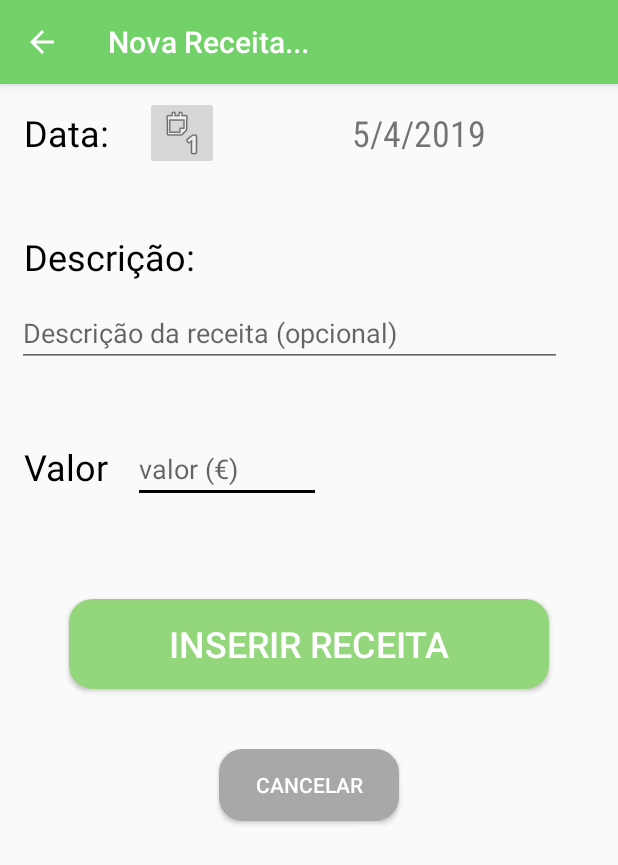
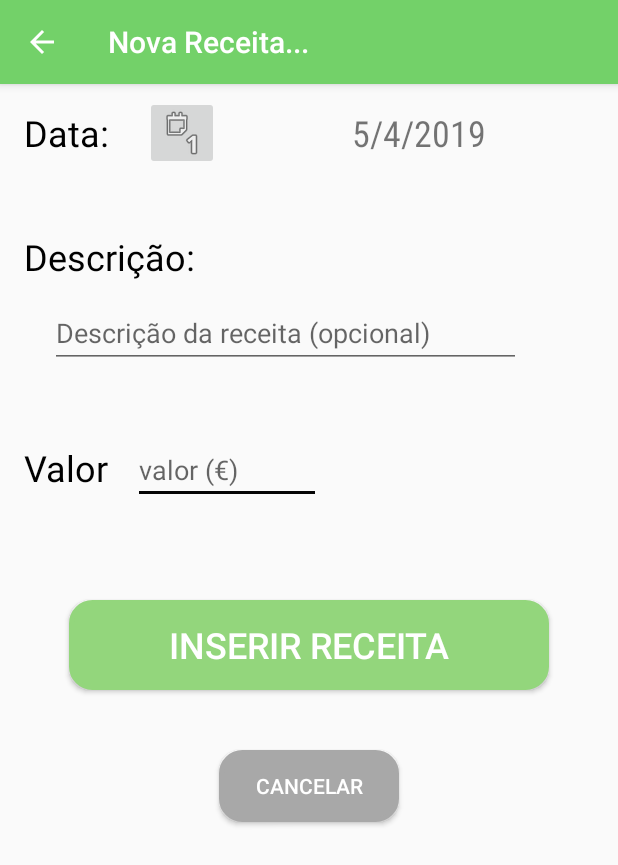
Before and after one commit to VagnerBomJesus/MyFinances, an Android app: the NovaReceita screen opened directly, with no data from a screen before it, on a phone screen of 412 x 824 dp. Shown: the top 865 px of the screen. Run offline under Robolectric (Android 15) with nearby library versions, the phone set to English and light mode, and no system bars.

Commit message:
Commit de coreção dos pequenos detales

```diff
--- a/app/src/main/res/layout/content_nova_despesa.xml
+++ b/app/src/main/res/layout/content_nova_despesa.xml
@@ -56,13 +56,14 @@
 
     <EditText
         android:id="@+id/editTextDesignacaoDespesa"
-        android:layout_width="0dp"
+        android:layout_width="303dp"
         android:layout_height="wrap_content"
         android:layout_marginStart="16dp"
         android:layout_marginLeft="16dp"
         android:layout_marginTop="8dp"
         android:layout_marginEnd="16dp"
         android:layout_marginRight="16dp"
+        android:autofillHints=""
         android:ems="10"
         android:hint="@string/descricao_despesa"
         android:inputType="textPersonName"
@@ -71,7 +72,7 @@
         app:layout_constraintHorizontal_bias="0.0"
         app:layout_constraintStart_toStartOf="parent"
         app:layout_constraintTop_toBottomOf="@+id/textView20"
-        android:autofillHints="" tools:targetApi="o"/>
+        tools:targetApi="o" />
 
     <TextView
         android:id="@+id/textView20"
--- a/app/src/main/res/layout/content_nova_receita.xml
+++ b/app/src/main/res/layout/content_nova_receita.xml
@@ -115,20 +115,19 @@
 
     <EditText
         android:id="@+id/editTextDesignacaoReceita"
-        android:layout_width="363dp"
-        android:layout_height="wrap_content"
+        android:layout_width="314dp"
+        android:layout_height="46dp"
         android:layout_marginStart="8dp"
         android:layout_marginLeft="8dp"
         android:layout_marginTop="12dp"
-        android:layout_marginEnd="8dp"
-        android:layout_marginRight="8dp"
+        android:layout_marginEnd="40dp"
+        android:layout_marginRight="40dp"
         android:autofillHints=""
         android:ems="10"
         android:hint="@string/descricao_receita"
         android:inputType="textPersonName"
         android:maxLength="50"
         app:layout_constraintEnd_toEndOf="parent"
-        app:layout_constraintHorizontal_bias="0.1"
         app:layout_constraintStart_toStartOf="parent"
         app:layout_constraintTop_toBottomOf="@+id/textView3"
         tools:targetApi="o" />
```
